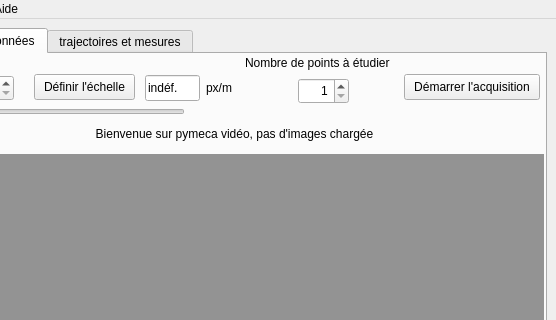
rene-d/pymecavideo, file pymecavideo.ui: the form before one commit; both pictures show x 117 to 673 and y 0 to 320 of the 673 by 675 pixel window.
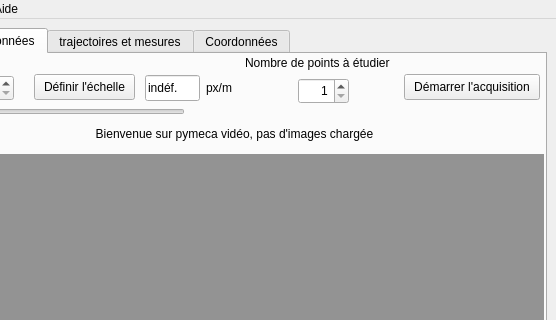
The form after the commit. The open tabs and pages were chosen to show the change.

Commit message: mise en place du tableau

Patch:
```diff
--- a/pymecavideo.ui
+++ b/pymecavideo.ui
@@ -16,6 +16,9 @@
    <layout class="QHBoxLayout" >
     <item>
      <widget class="QTabWidget" name="tabWidget" >
+      <property name="autoFillBackground" >
+       <bool>true</bool>
+      </property>
       <property name="currentIndex" >
        <number>0</number>
       </property>
@@ -487,6 +490,11 @@
         </layout>
        </widget>
       </widget>
+      <widget class="QWidget" name="tab_coord" >
+       <attribute name="title" >
+        <string>Coordonnées</string>
+       </attribute>
+      </widget>
      </widget>
     </item>
    </layout>
```
Left out of the diff: 8 changed lines with no effect on the pictures. The commit also changes 1 other file.
